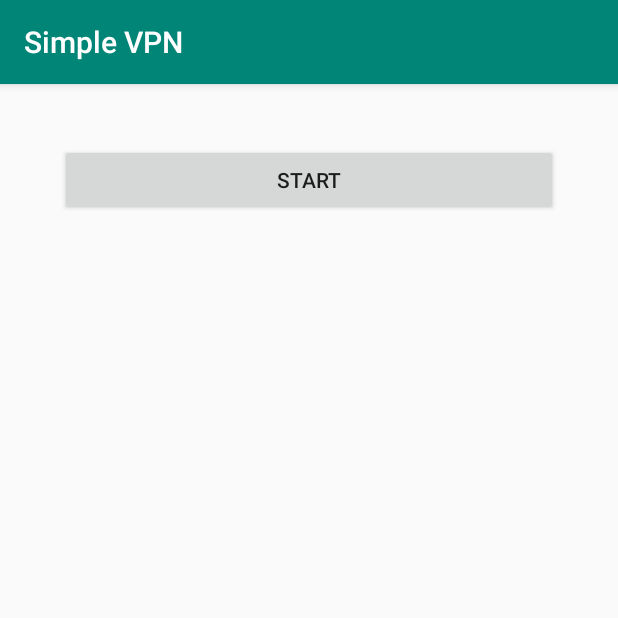
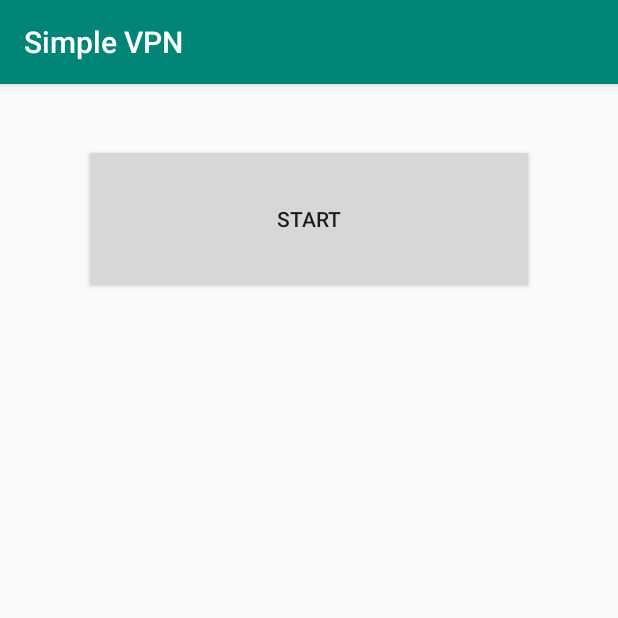
Before and after one commit to ctkqiang/SimpleVPN, an Android app: the screen it shows after launch (NetworkActivity), on a phone screen of 412 x 824 dp, the top half of it. Run offline under Robolectric (Android 15) with nearby library versions, the phone set to English and light mode, and no system bars.

```diff
--- a/app/src/main/java/my/com/Kylogger/JohnMelodyMe/Internet/vpn/NetworkActivity.java
+++ b/app/src/main/java/my/com/Kylogger/JohnMelodyMe/Internet/vpn/NetworkActivity.java
@@ -80,11 +80,11 @@ public class NetworkActivity extends AppCompatActivity {
             if (NetworkService.BROADCAST_VPN_STATE.equals(intent.getAction())) {
                 if (intent.getBooleanExtra("Running", false)) {
                     isVpnStarted = true;
-                    Network.setText(getResources().getString(R.string.stop));
+                    //Network.setText(getResources().getString(R.string.stop));
                 } else {
                     isVpnStarted = false;
                     Network.setText(getResources().getString(R.string.start));
-                    handler.postDelayed(runnable, 200);
+                    handler.postDelayed(runnable, 2000);
                 }
             }
         }
--- a/app/src/main/res/layout/activity_main.xml
+++ b/app/src/main/res/layout/activity_main.xml
@@ -19,15 +19,20 @@
             android:layout_height="wrap_content"
             android:orientation="vertical" >
 
-            <Button
-                android:id="@+id/network"
+            <FrameLayout
                 android:layout_width="match_parent"
-                android:layout_height="wrap_content"
-                android:layout_marginStart="40dp"
+                android:layout_height="match_parent"
                 android:layout_marginTop="40dp"
-                android:layout_marginEnd="40dp"
-                android:layout_marginBottom="40dp"
-                android:text="@string/start" />
+                android:layout_marginBottom="40dp">
+
+                <Button
+                    android:id="@+id/network"
+                    android:layout_width="300dp"
+                    android:layout_height="100dp"
+                    android:layout_gravity="center"
+                    android:text="@string/start" />
+            </FrameLayout>
+
         </LinearLayout>
     </ScrollView>
 </androidx.constraintlayout.widget.ConstraintLayout>
```
